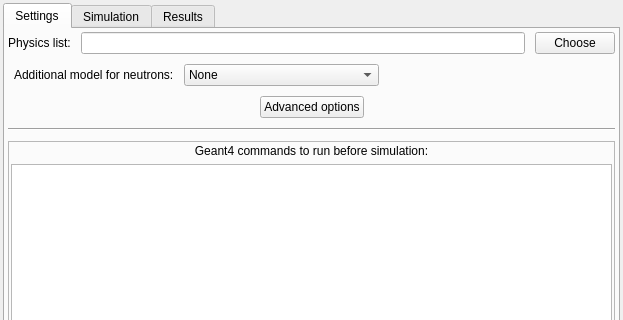
Before: the Qt Designer form ants3bundle/src/ants3/gui/particleSim/aparticlesimwin.ui in andrmor/ANTS3bundle, drawn with Qt 5; both pictures show x 0 to 623 and y 0 to 320 of the 623 by 767 pixel window.
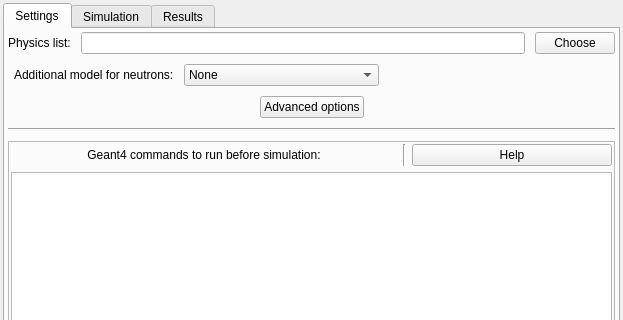
After: the same form once the commit is applied. The open tabs and pages were chosen to show the change. Icons and pictures are not drawn.

The edit to the form file:
```diff
--- a/ants3bundle/src/ants3/gui/particleSim/aparticlesimwin.ui
+++ b/ants3bundle/src/ants3/gui/particleSim/aparticlesimwin.ui
@@ -216,6 +216,11 @@
               <number>2</number>
              </property>
              <item>
+              <layout class="QHBoxLayout" name="horizontalLayout_76">
+               <property name="topMargin">
+                <number>0</number>
+               </property>
+               <item>
               <widget class="QLabel" name="label">
                <property name="text">
                 <string>Geant4 commands to run before simulation:</string>
@@ -224,6 +229,28 @@
                 <set>Qt::AlignmentFlag::AlignCenter</set>
                </property>
               </widget>
+               </item>
+               <item>
+                <widget class="Line" name="line_7">
+                 <property name="orientation">
+                  <enum>Qt::Orientation::Vertical</enum>
+                 </property>
+                </widget>
+               </item>
+               <item>
+                <widget class="QPushButton" name="pbGeant4CommandsHelp">
+                 <property name="maximumSize">
+                  <size>
+                   <width>200</width>
+                   <height>16777215</height>
+                  </size>
+                 </property>
+                 <property name="text">
+                  <string>Help</string>
+                 </property>
+                </widget>
+               </item>
+              </layout>
              </item>
              <item>
               <widget class="QPlainTextEdit" name="pteCommands">
```
Left out of the diff: 2 changed lines with no effect on the pictures. Lines whose indentation alone changed are shown as unchanged.
